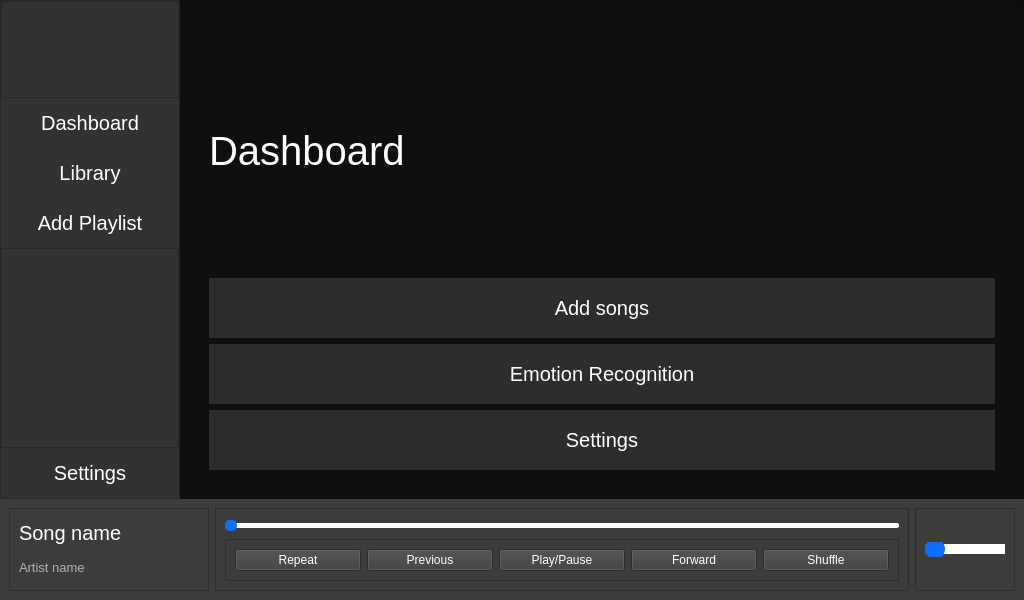
Qt form views/ui_main.ui (quangmnh/please-work-this-time) before a commit.
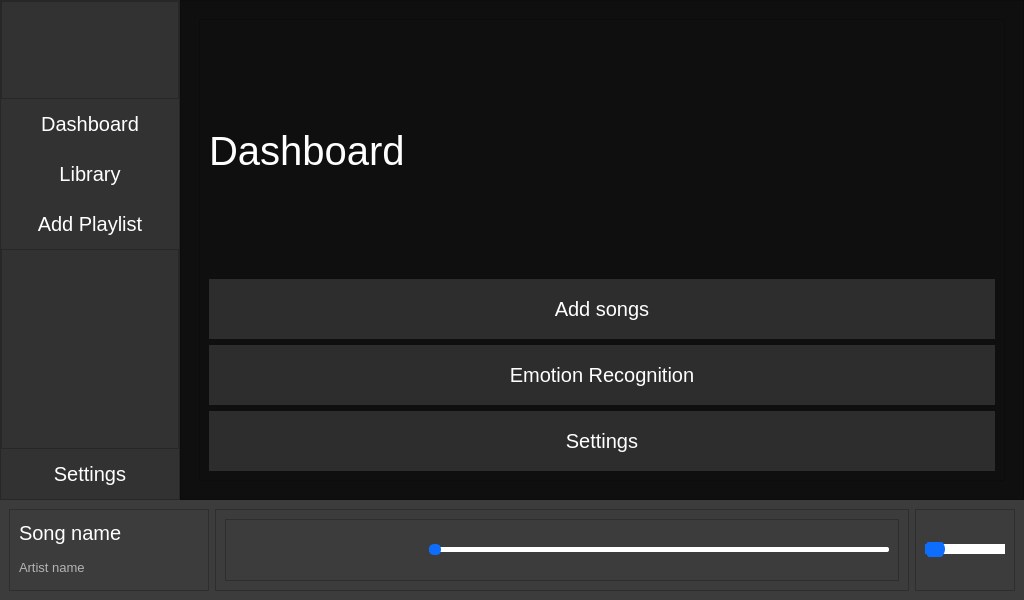
The same form after that commit. The open tabs and pages were chosen to show the change. Icons and pictures are not drawn.

Commit message: Added icon files and replace some buttons text with icons

Patch:
```diff
--- a/views/ui_main.ui
+++ b/views/ui_main.ui
@@ -1278,41 +1278,7 @@
          <property name="frameShadow">
           <enum>QFrame::Raised</enum>
          </property>
-         <layout class="QVBoxLayout" name="verticalLayout_27">
-          <item>
-           <widget class="QSlider" name="slider_player_navigator_progress_bar">
-            <property name="styleSheet">
-             <string notr="true">QSlider::groove:horizontal { 
-	background-color: white;
-	border: 0px solid #424242; 
-	height: 5px; 
-	border-radius: 2px;
-}
-
-QSlider::handle:horizontal { 
-	background-color: #0d6efd; 
-	border: 2px solid #0d6efd; 
-	width: 8px; 
-	height: 10px; 
-	line-height: 10px; 
-	margin-top: -3px; 
-	margin-bottom: -3px; 
-	border-radius: 5px; 
-}
-
-QSlider::handle:horizontal:hover { 
-	border-radius: 5px;
-}
-
-QSlider::sub-page:horizontal {
-	background-color: #0d6efd;
-}</string>
-            </property>
-            <property name="orientation">
-             <enum>Qt::Horizontal</enum>
-            </property>
-           </widget>
-          </item>
+         <layout class="QHBoxLayout" name="horizontalLayout_12">
           <item>
            <widget class="QFrame" name="frame_player_navigator_buttons">
             <property name="frameShape">
@@ -1324,51 +1290,176 @@
             <layout class="QHBoxLayout" name="horizontalLayout_9">
              <item>
               <widget class="QPushButton" name="btn_player_navigator_repeat">
+               <property name="minimumSize">
+                <size>
+                 <width>30</width>
+                 <height>30</height>
+                </size>
+               </property>
                <property name="styleSheet">
-                <string notr="true">color: #FFF;</string>
+                <string notr="true">QPushButton {
+	color: rgb(255,255,255);
+	border: 0px solid;
+	border-radius: 15px;
+}
+QPushButton:hover {
+	background-color: rgb(85, 170, 255);
+}</string>
                </property>
                <property name="text">
-                <string>Repeat</string>
+                <string/>
+               </property>
+               <property name="icon">
+                <iconset resource="icons.qrc">
+                 <normaloff>:/icons/icons/repeat.svg</normaloff>:/icons/icons/repeat.svg</iconset>
                </property>
               </widget>
              </item>
              <item>
               <widget class="QPushButton" name="btn_player_navigator_previous">
+               <property name="minimumSize">
+                <size>
+                 <width>30</width>
+                 <height>30</height>
+                </size>
+               </property>
                <property name="styleSheet">
-                <string notr="true">color: #FFF;</string>
+                <string notr="true">QPushButton {
+	color: rgb(255,255,255);
+	border: 0px solid;
+	border-radius: 15px;
+}
+QPushButton:hover {
+	background-color: rgb(85, 170, 255);
+}</string>
                </property>
                <property name="text">
-                <string>Previous</string>
+                <string/>
+               </property>
+               <property name="icon">
+                <iconset resource="icons.qrc">
+                 <normaloff>:/icons/icons/skip-back.svg</normaloff>:/icons/icons/skip-back.svg</iconset>
                </property>
               </widget>
              </item>
              <item>
               <widget class="QPushButton" name="btn_player_navigator_playPause">
+               <property name="minimumSize">
+                <size>
+                 <width>36</width>
+                 <height>36</height>
+                </size>
+               </property>
                <property name="styleSheet">
-                <string notr="true">color: #FFF;</string>
+                <string notr="true">QPushButton {
+	color: rgb(255,255,255);
+	border: 0px solid;
+	border-radius: 18px;
+}
+QPushButton:hover {
+	background-color: rgb(85, 170, 255);
+}</string>
                </property>
                <property name="text">
-                <string>Play/Pause</string>
+                <string/>
+               </property>
+               <property name="icon">
+                <iconset resource="icons.qrc">
+                 <normaloff>:/icons/icons/play.svg</normaloff>:/icons/icons/play.svg</iconset>
+               </property>
+               <property name="iconSize">
+                <size>
+                 <width>24</width>
+                 <height>24</height>
+                </size>
                </property>
               </widget>
              </item>
              <item>
               <widget class="QPushButton" name="btn_player_navigator_forward">
+               <property name="minimumSize">
+                <size>
+                 <width>30</width>
+                 <height>30</height>
+                </size>
+               </property>
                <property name="styleSheet">
-                <string notr="true">color: #FFF;</string>
+                <string notr="true">QPushButton {
+	color: rgb(255,255,255);
+	border: 0px solid;
+	border-radius: 15px;
+}
+QPushButton:hover {
+	background-color: rgb(85, 170, 255);
+}</string>
                </property>
                <property name="text">
-                <string>Forward</string>
+                <string/>
+               </property>
+               <property name="icon">
+                <iconset resource="icons.qrc">
+                 <normaloff>:/icons/icons/skip-forward.svg</normaloff>:/icons/icons/skip-forward.svg</iconset>
                </property>
               </widget>
              </item>
              <item>
               <widget class="QPushButton" name="btn_player_navigator_shuffle">
+               <property name="minimumSize">
+                <size>
+                 <width>30</width>
+                 <height>30</height>
+                </size>
+               </property>
                <property name="styleSheet">
-                <string notr="true">color: #FFF;</string>
+                <string notr="true">QPushButton {
+	color: rgb(255,255,255);
+	border: 0px solid;
+	border-radius: 15px;
+}
+QPushButton:hover {
+	background-color: rgb(85, 170, 255);
+}</string>
                </property>
                <property name="text">
-                <string>Shuffle</string>
+                <string/>
+               </property>
+               <property name="icon">
+                <iconset resource="icons.qrc">
+                 <normaloff>:/icons/icons/shuffle.svg</normaloff>:/icons/icons/shuffle.svg</iconset>
+               </property>
+              </widget>
+             </item>
+             <item>
+              <widget class="QSlider" name="slider_player_navigator_progress_bar">
+               <property name="styleSheet">
+                <string notr="true">QSlider::groove:horizontal { 
+	background-color: white;
+	border: 0px solid #424242; 
+	height: 5px; 
+	border-radius: 2px;
+}
+
+QSlider::handle:horizontal { 
+	background-color: #0d6efd; 
+	border: 2px solid #0d6efd; 
+	width: 8px; 
+	height: 10px; 
+	line-height: 10px; 
+	margin-top: -3px; 
+	margin-bottom: -3px; 
+	border-radius: 5px; 
+}
+
+QSlider::handle:horizontal:hover { 
+	border-radius: 5px;
+}
+
+QSlider::sub-page:horizontal {
+	background-color: #0d6efd;
+}</string>
+               </property>
+               <property name="orientation">
+                <enum>Qt::Horizontal</enum>
                </property>
               </widget>
              </item>
```
Left out of the diff: 22 changed lines with no effect on the pictures. The commit also changes 294 other files.
